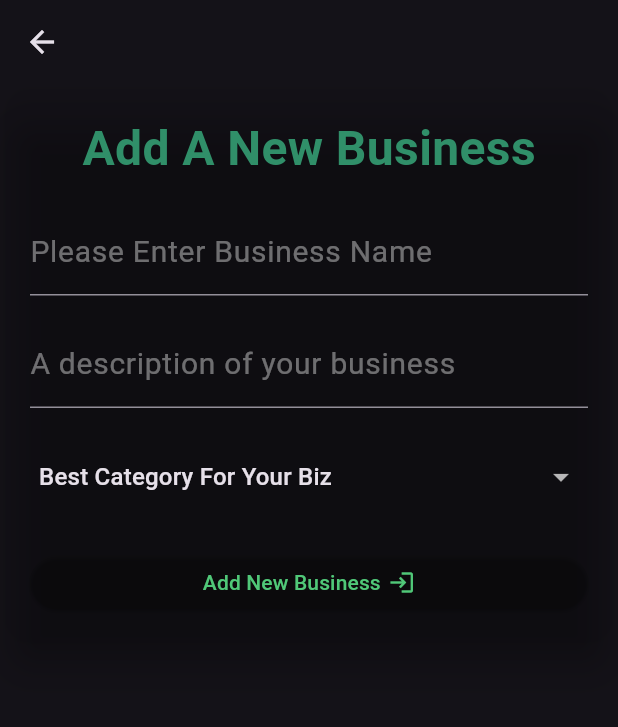
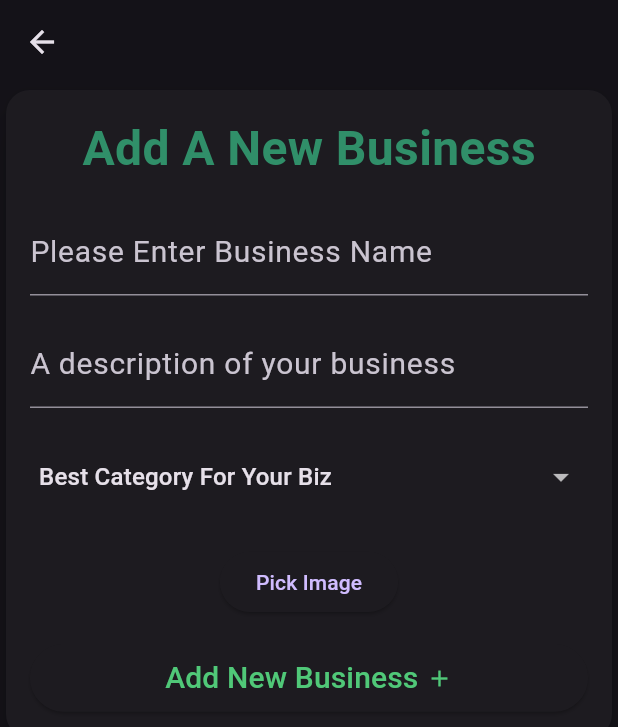
Before and after one commit to gitkrakenite/mobile_flutter_ilocca_v2, a Flutter app: the AddNewBusiness screen opened by its route, on a phone screen of 412 x 824 dp. Shown: the top 727 px of the screen. Run offline on Flutter 3.47's test engine with Material 3 defaults, Android fonts, the phone set to English and light mode, and no system bars; our stand-ins replace curved_navigation_bar, get, image_picker.

Commit message:
create biz UI v1

```diff
--- a/lib/screens/add_biz_screen.dart
+++ b/lib/screens/add_biz_screen.dart
@@ -1,5 +1,8 @@
+import 'dart:io';
+
 import 'package:flutter/material.dart';
 import 'package:ilocca_v2/styles/app_colors.dart';
+import 'package:image_picker/image_picker.dart';
 
 String dropdownValue = 'default';
 
@@ -11,6 +14,24 @@ class AddNewBusiness extends StatefulWidget {
 }
 
 class _AddNewBusinessState extends State<AddNewBusiness> {
+  File? _image;
+
+  // Future<void> _pickImage(ImageSource source) async {
+  //   final pickedImage = await ImagePicker().pickImage(source: source);
+
+  //   setState(() {
+  //     _image = pickedImage != null ? File(pickedImage.path) : null;
+  //   });
+  // }
+
+  Future<void> _pickImage(ImageSource source) async {
+    final pickedImage = await ImagePicker().pickImage(source: source);
+
+    setState(() {
+      _image = pickedImage != null ? File(pickedImage.path) : null;
+    });
+  }
+
   @override
   Widget build(BuildContext context) {
     return Scaffold(
@@ -19,7 +40,6 @@ class _AddNewBusinessState extends State<AddNewBusiness> {
         child: Column(
           children: [
             Card(
-              color: Colors.transparent,
               shape: RoundedRectangleBorder(
                 borderRadius: BorderRadius.circular(16),
               ),
@@ -41,36 +61,36 @@ class _AddNewBusinessState extends State<AddNewBusiness> {
                       const SizedBox(
                         height: 16,
                       ),
-                      TextField(
+                      const TextField(
                         decoration: InputDecoration(
                           hintText: "business name",
                           labelText: "Please Enter Business Name",
                           labelStyle: TextStyle(
-                            color: Colors.white.withOpacity(0.4),
+                            // color: Colors.white.withOpacity(0.4),
                             fontSize: 20,
                           ),
-                          border: const UnderlineInputBorder(
+                          border: UnderlineInputBorder(
                             borderSide: BorderSide(
-                              color: Colors.white,
-                            ),
+                                // color: Colors.white,
+                                ),
                           ),
                         ),
                       ),
                       const SizedBox(
                         height: 16,
                       ),
-                      TextField(
+                      const TextField(
                         decoration: InputDecoration(
                           hintText: "description",
                           labelText: "A description of your business",
                           labelStyle: TextStyle(
-                            color: Colors.white.withOpacity(0.4),
+                            // color: Colors.white.withOpacity(0.4),
                             fontSize: 20,
                           ),
-                          border: const UnderlineInputBorder(
+                          border: UnderlineInputBorder(
                             borderSide: BorderSide(
-                              color: Colors.white,
-                            ),
+                                // color: Colors.white,
+                                ),
                           ),
                         ),
                       ),
@@ -84,10 +104,10 @@ class _AddNewBusinessState extends State<AddNewBusiness> {
                           borderRadius: BorderRadius.circular(12.0),
                         ),
                         child: DropdownButton(
-                          padding: EdgeInsets.all(6.0),
+                          padding: const EdgeInsets.all(6.0),
                           isExpanded: true,
                           value: dropdownValue,
-                          icon: Icon(Icons.arrow_drop_down),
+                          icon: const Icon(Icons.arrow_drop_down),
                           underline: Container(),
                           // style: TextStyle(color: Colors.white),
                           borderRadius: BorderRadius.circular(12.0),
@@ -130,10 +150,32 @@ class _AddNewBusinessState extends State<AddNewBusiness> {
                         height: 16,
                       ),
 
+                      // Image picker button
+                      // Image picker button
+                      ElevatedButton(
+                        onPressed: () {
+                          _showImagePickerDialog();
+                        },
+                        child: Text("Pick Image"),
+                      ),
+
+                      /// Display selected image
+                      _image != null
+                          ? Image.file(
+                              _image!,
+                              height: 100,
+                              width: 100,
+                            )
+                          : Container(),
+
+                      const SizedBox(
+                        height: 16,
+                      ),
+
                       ElevatedButton(
                         style: ButtonStyle(
-                          backgroundColor: MaterialStateProperty.all<Color>(Colors
-                              .transparent), // Set your desired background color
+                          // backgroundColor: MaterialStateProperty.all<Color>(Colors
+                          //     .transparent), // Set your desired background color
                           minimumSize: MaterialStateProperty.all<Size>(
                               Size(double.infinity, 0)),
                         ),
@@ -148,14 +190,13 @@ class _AddNewBusinessState extends State<AddNewBusiness> {
                               Text(
                                 "Add New Business",
                                 style: TextStyle(
-                                  color: primaryTxtColor,
-                                ),
+                                    color: primaryTxtColor, fontSize: 20),
                               ),
                               SizedBox(
                                 width: 5,
                               ),
                               Icon(
-                                Icons.login,
+                                Icons.add,
                                 color: primaryTxtColor,
                               )
                             ],
@@ -176,4 +217,31 @@ class _AddNewBusinessState extends State<AddNewBusiness> {
   void handleCreate() {
     print("create new");
   }
+
+  Future<void> _showImagePickerDialog() async {
+    return showDialog<void>(
+      context: context,
+      builder: (BuildContext context) {
+        return AlertDialog(
+          title: Text("Select Image Source"),
+          actions: <Widget>[
+            TextButton(
+              onPressed: () {
+                Navigator.of(context).pop();
+                _pickImage(ImageSource.camera);
+              },
+              child: Text("Camera"),
+            ),
+            TextButton(
+              onPressed: () {
+                Navigator.of(context).pop();
+                _pickImage(ImageSource.gallery);
+              },
+              child: Text("Gallery"),
+            ),
+          ],
+        );
+      },
+    );
+  }
 }
```
Also changed, not shown: lib/screens/my_profile.dart (+99 -2 lines).
